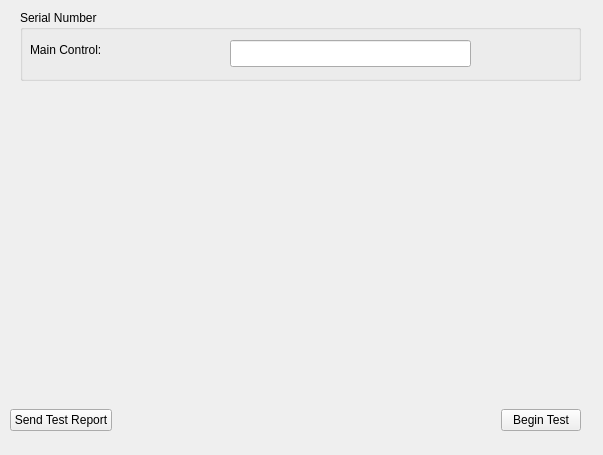
Liyezhong/Master, file ServiceSW/Master/Components/DiagnosticsManufacturing/Forms/MainControlManufacturing.ui: the form before one commit.
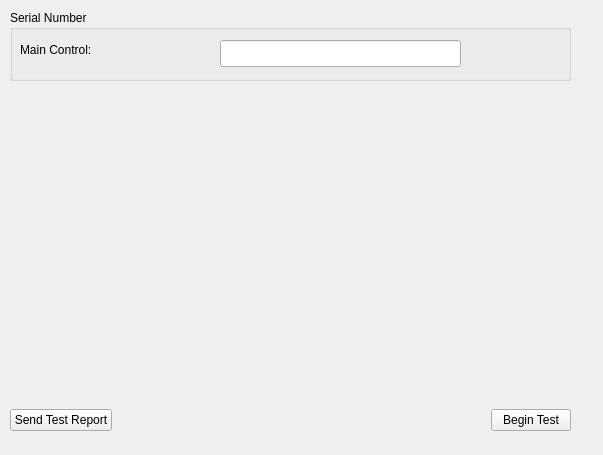
The form after the commit. Custom widgets are drawn as their Qt base class.

Commit message: Update SN for manufacturing

What changed in the file:
```diff
--- a/ServiceSW/Master/Components/DiagnosticsManufacturing/Forms/MainControlManufacturing.ui
+++ b/ServiceSW/Master/Components/DiagnosticsManufacturing/Forms/MainControlManufacturing.ui
@@ -16,7 +16,7 @@
   <widget class="QGroupBox" name="groupBox">
    <property name="geometry">
     <rect>
-     <x>20</x>
+     <x>10</x>
      <y>10</y>
      <width>561</width>
      <height>71</height>
@@ -64,7 +64,7 @@
   <widget class="MainMenu::CScrollTable" name="widget" native="true">
    <property name="geometry">
     <rect>
-     <x>20</x>
+     <x>10</x>
      <y>130</y>
      <width>561</width>
      <height>111</height>
@@ -76,7 +76,7 @@
     <rect>
      <x>10</x>
      <y>400</y>
-     <width>571</width>
+     <width>561</width>
      <height>41</height>
     </rect>
    </property>
```
The commit also changes 15 other files.
